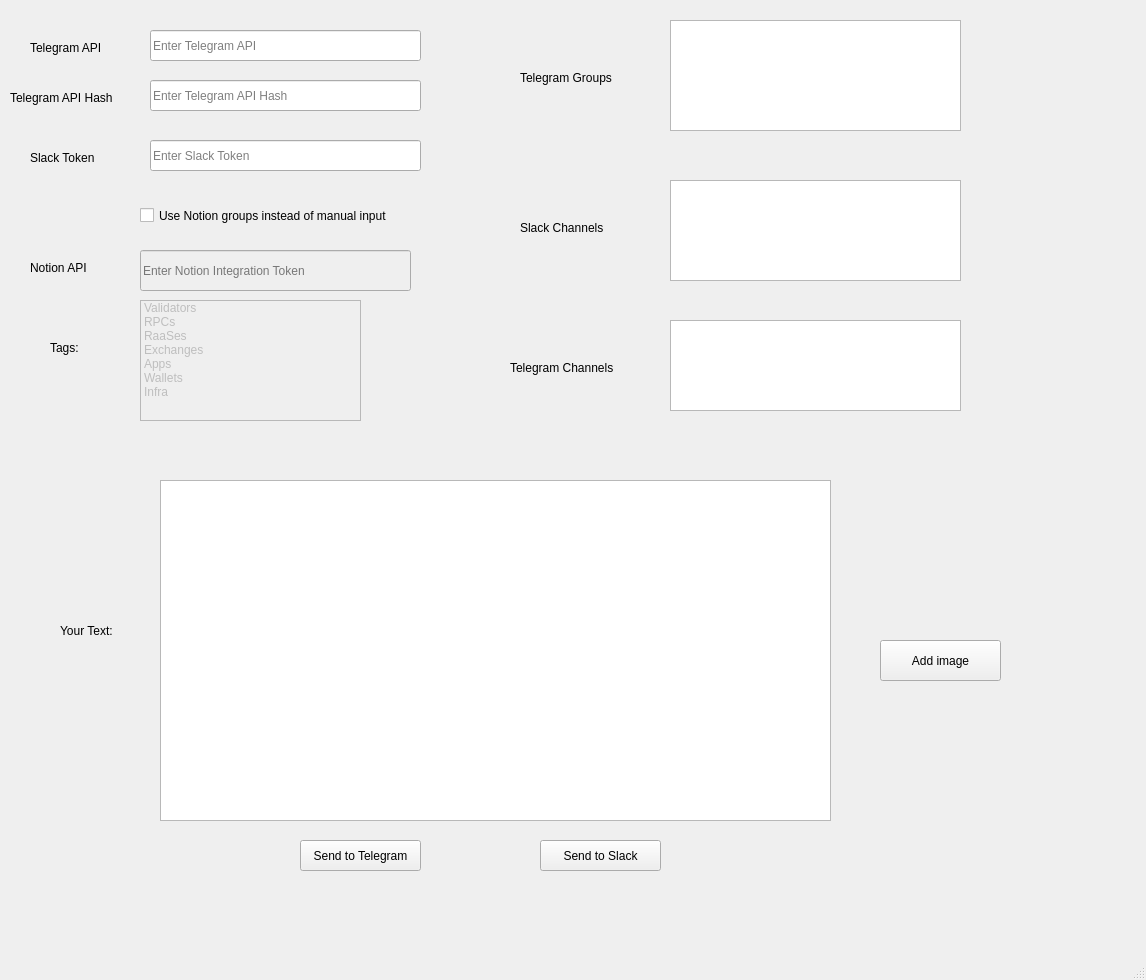
Above: ui_mainwindow.ui from OffchainLabs/Telegram-Slack-Bot before the change. Below: the same form after it.
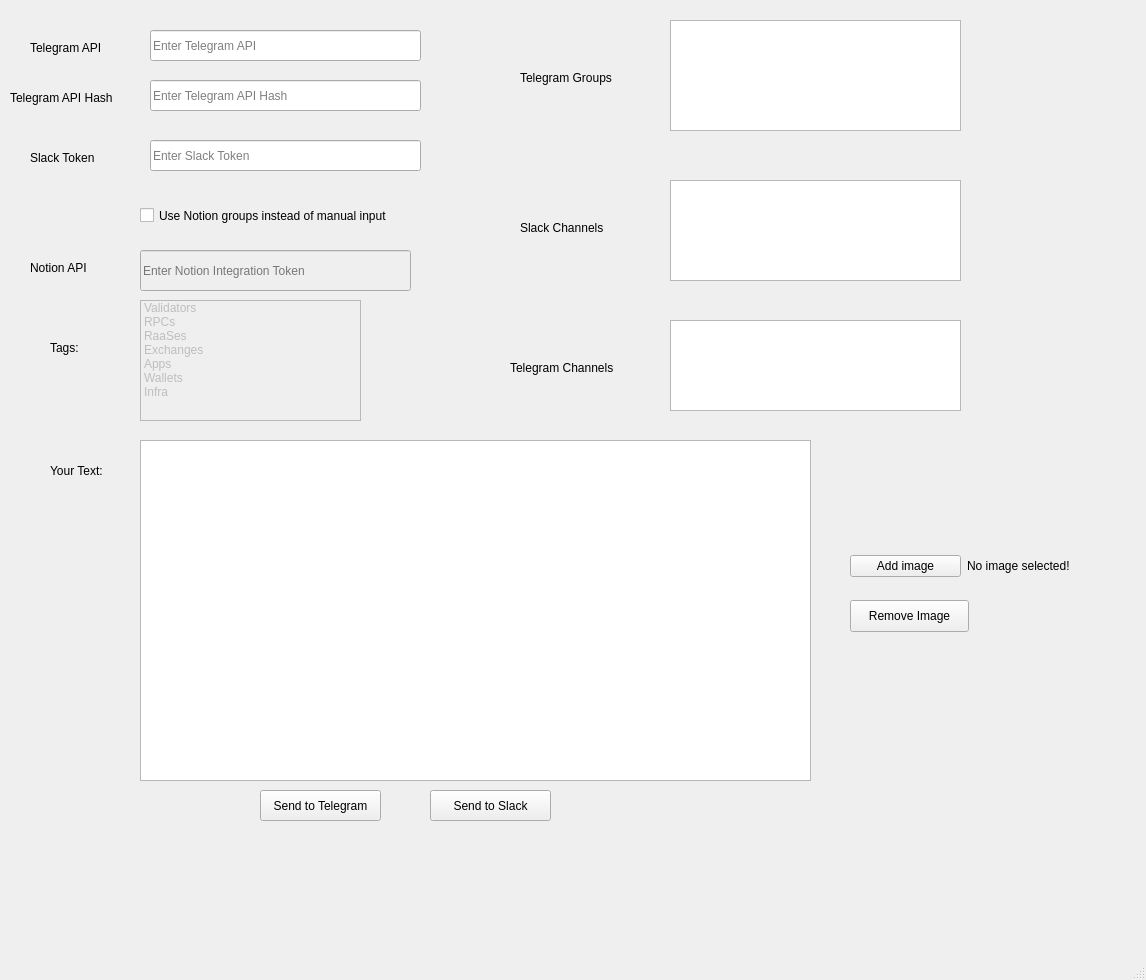
That is the form after the change.

Commit message: bug fixed, better experience and new features

What changed in the file:
```diff
--- a/ui_mainwindow.ui
+++ b/ui_mainwindow.ui
@@ -20,8 +20,8 @@
    <widget class="QPlainTextEdit" name="plainTextEdit">
     <property name="geometry">
      <rect>
-      <x>160</x>
-      <y>480</y>
+      <x>140</x>
+      <y>440</y>
       <width>671</width>
       <height>341</height>
      </rect>
@@ -30,8 +30,8 @@
    <widget class="QPushButton" name="pushButton">
     <property name="geometry">
      <rect>
-      <x>300</x>
-      <y>840</y>
+      <x>260</x>
+      <y>790</y>
       <width>121</width>
       <height>31</height>
      </rect>
@@ -43,8 +43,8 @@
    <widget class="QPushButton" name="pushButton_2">
     <property name="geometry">
      <rect>
-      <x>540</x>
-      <y>840</y>
+      <x>430</x>
+      <y>790</y>
       <width>121</width>
       <height>31</height>
      </rect>
@@ -53,24 +53,11 @@
      <string>Send to Slack</string>
     </property>
    </widget>
-   <widget class="QPushButton" name="pushButton_3">
-    <property name="geometry">
-     <rect>
-      <x>880</x>
-      <y>640</y>
-      <width>121</width>
-      <height>41</height>
-     </rect>
-    </property>
-    <property name="text">
-     <string>Add image</string>
-    </property>
-   </widget>
    <widget class="QLabel" name="label">
     <property name="geometry">
      <rect>
-      <x>60</x>
-      <y>610</y>
+      <x>50</x>
+      <y>450</y>
       <width>81</width>
       <height>41</height>
      </rect>
@@ -344,6 +331,45 @@
      <string>Tags:</string>
     </property>
    </widget>
+   <widget class="QPushButton" name="removeImageButton">
+    <property name="geometry">
+     <rect>
+      <x>850</x>
+      <y>600</y>
+      <width>119</width>
+      <height>32</height>
+     </rect>
+    </property>
+    <property name="text">
+     <string>Remove Image</string>
+    </property>
+   </widget>
+   <widget class="QWidget" name="layoutWidget">
+    <property name="geometry">
+     <rect>
+      <x>850</x>
+      <y>550</y>
+      <width>228</width>
+      <height>32</height>
+     </rect>
+    </property>
+    <layout class="QHBoxLayout" name="horizontalLayout">
+     <item>
+      <widget class="QPushButton" name="pushButton_3">
+       <property name="text">
+        <string>Add image</string>
+       </property>
+      </widget>
+     </item>
+     <item>
+      <widget class="QLabel" name="imageFileNameLabel">
+       <property name="text">
+        <string>No image selected!</string>
+       </property>
+      </widget>
+     </item>
+    </layout>
+   </widget>
   </widget>
   <widget class="QMenuBar" name="menubar">
    <property name="geometry">
```
The commit also changes 2 other files.
